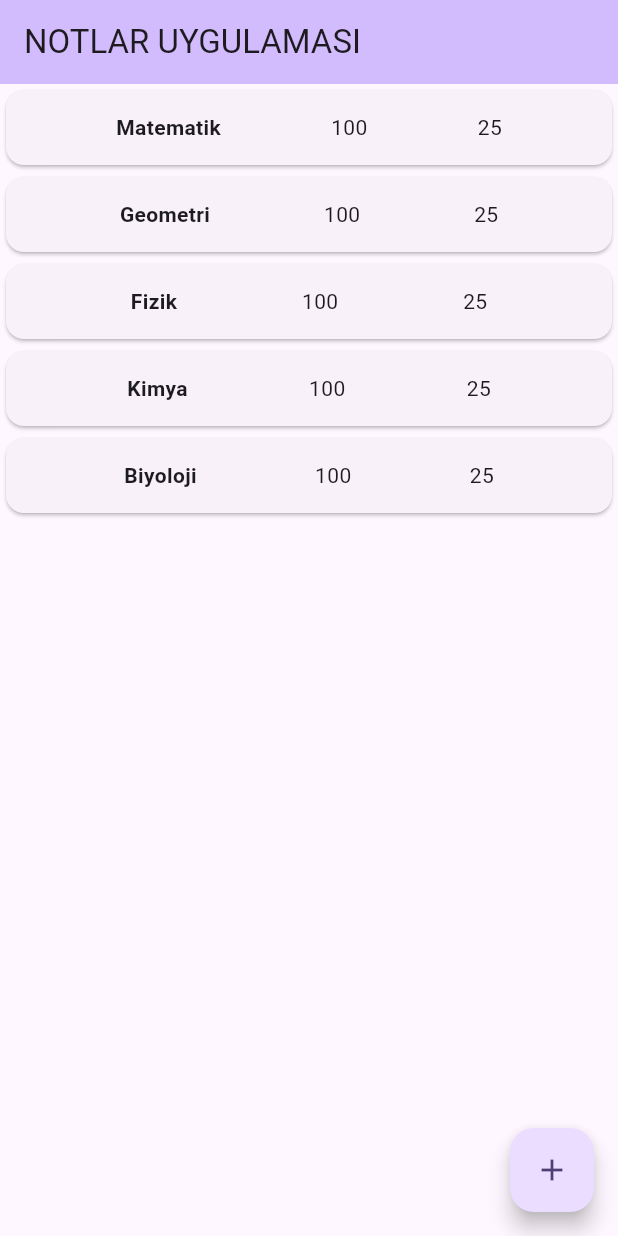
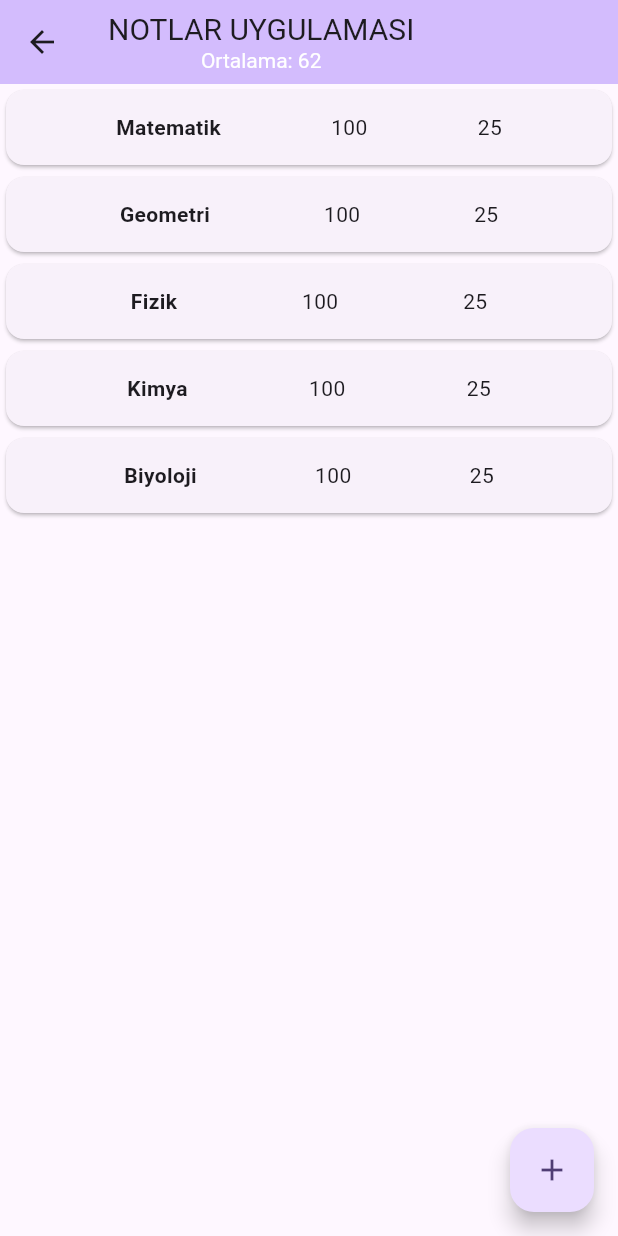
Before and after one commit to Tymcn/ogrencinotuygulamasi, a Flutter app: the screen it shows after launch, on a phone screen of 412 x 824 dp. Run offline on Flutter 3.47's test engine with Material 3 defaults, Android fonts, the phone set to English and light mode, and no system bars.

Commit message:
project design completed

```diff
--- a/lib/main.dart
+++ b/lib/main.dart
@@ -1,7 +1,10 @@
+import 'dart:io';
+
 import 'package:flutter/material.dart';
+import 'package:notlar/NotDetaySayfa.dart';
+import 'package:notlar/NotKayitSayfa.dart';
 import 'package:notlar/Notlar.dart';
 import 'package:notlar/ekrandetay.dart';
-
 
 void main() {
   runApp(const MyApp());
@@ -13,14 +16,12 @@ class MyApp extends StatelessWidget {
   @override
   Widget build(BuildContext context) {
     return MaterialApp(
-      title: 'Flutter Demo',
         debugShowCheckedModeBanner: false,
         theme: ThemeData(
           colorScheme: ColorScheme.fromSeed(seedColor: Colors.deepPurple),
           useMaterial3: true,
         ),
-      home: Anasayfa()
-    );
+        home: Anasayfa());
   }
 }
 
@@ -47,15 +48,52 @@ class _AnasayfaState extends State<Anasayfa> {
 
     return notlarListesi;
   }
+  Future<bool> uygulamayiKapat()async{
+    await exit(0);
+  }
 
   @override
   Widget build(BuildContext context) {
     return Scaffold(
       appBar: AppBar(
         backgroundColor: Theme.of(context).colorScheme.inversePrimary,
-        title: Text("NOTLAR UYGULAMASI"),
+        leading: IconButton(
+          icon: Icon(Icons.arrow_back),
+          onPressed: (){
+            uygulamayiKapat();
+          },
         ),
-      body: FutureBuilder<List<Notlar>>(
+        title: Column(
+          mainAxisAlignment: MainAxisAlignment.start,
+          children: [
+            Text(
+              "NOTLAR UYGULAMASI",
+              style: TextStyle(fontSize: 20),
+            ),
+            FutureBuilder<List<Notlar>>(
+              future: tumNotlarGoster(),
+              builder: (context, snapshot) {
+                if (snapshot.hasData) {
+                  var notlarListesi = snapshot.data;
+                  double ortalama = 0.0;
+                  if (!notlarListesi!.isEmpty) {
+                    double toplam = 0.0;
+
+                    for (var n in notlarListesi) {
+                      toplam = toplam + (n.not1 + n.not2) / 2;
+                    }
+                    ortalama = toplam / notlarListesi.length;
+                  }
+                  return Text("Ortalama: ${ortalama.toInt()}",style: TextStyle(color: Colors.white,fontSize: 14));
+                } else {
+                  return Text("Ortalama: 0",style: TextStyle(color: Colors.white,fontSize: 14),);
+                }
+              },
+            ),
+          ],
+        ),
+      ),
+      body:WillPopScope(onWillPop: uygulamayiKapat,child:  FutureBuilder<List<Notlar>>(
         future: tumNotlarGoster(),
         builder: (context, snapshot) {
           if (snapshot.hasData) {
@@ -64,8 +102,17 @@ class _AnasayfaState extends State<Anasayfa> {
               itemCount: notlarListesi!.length,
               itemBuilder: (context, indeks) {
                 var not = notlarListesi[indeks];
-                return Card(
-                    child: SizedBox(height:50 ,
+                return GestureDetector(
+                  onTap: () {
+                    Navigator.push(
+                        context,
+                        MaterialPageRoute(
+                          builder: (context) => NotDetaySayfa(not: not,),
+                        ));
+                  },
+                  child: Card(
+                      child: SizedBox(
+                    height: 50,
                     child: Row(
                       mainAxisAlignment: MainAxisAlignment.spaceEvenly,
                       children: [
@@ -75,16 +122,23 @@ class _AnasayfaState extends State<Anasayfa> {
                         Text(not.not2.toString()),
                       ],
                     ),
-                ));
+                  )),
+                );
               },
             );
           } else {
             return Center();
           }
         },
-      ),
+      ),),
       floatingActionButton: FloatingActionButton(
-        onPressed: () {},
+        onPressed: () {
+          Navigator.push(
+              context,
+              MaterialPageRoute(
+                builder: (context) => NotKayitSayfa(),
+              ));
+        },
         tooltip: 'Not Ekle',
         child: Icon(Icons.add),
       ),
```
Also changed, not shown: lib/NotDetaySayfa.dart (+54 -4 lines), lib/NotKayitSayfa.dart (+39 -9 lines). Lines whose indentation alone changed are shown as unchanged.
